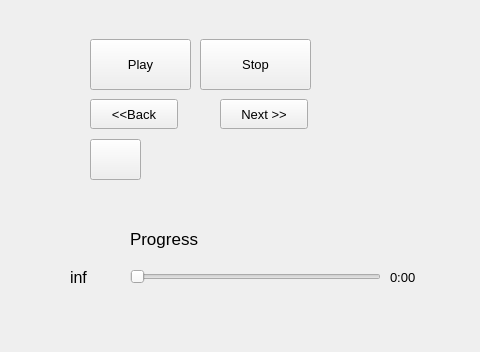
yoorgoo/Metro_Music, file music_player/music_player.ui: the form before one commit; both pictures show x 0 to 480 and y 151 to 503 of the 1048 by 503 pixel window.
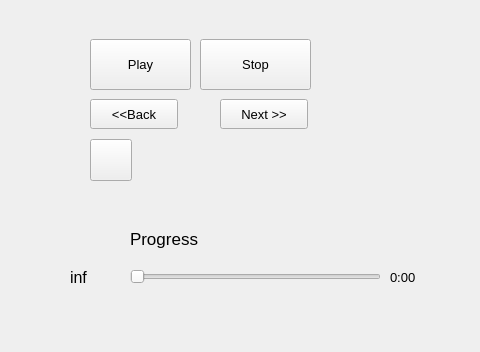
The form after the commit.

Commit message: added a repeat button. added a resource folder for images. added images for repeat button to toggle repeat.

```diff
--- a/music_player/music_player.ui
+++ b/music_player/music_player.ui
@@ -198,13 +198,19 @@
      <rect>
       <x>90</x>
       <y>270</y>
-      <width>51</width>
-      <height>41</height>
+      <width>42</width>
+      <height>42</height>
      </rect>
     </property>
     <property name="text">
      <string/>
     </property>
+    <property name="iconSize">
+     <size>
+      <width>42</width>
+      <height>42</height>
+     </size>
+    </property>
    </widget>
   </widget>
   <widget class="QMenuBar" name="menubar">
```
The commit also changes 7 other files.
